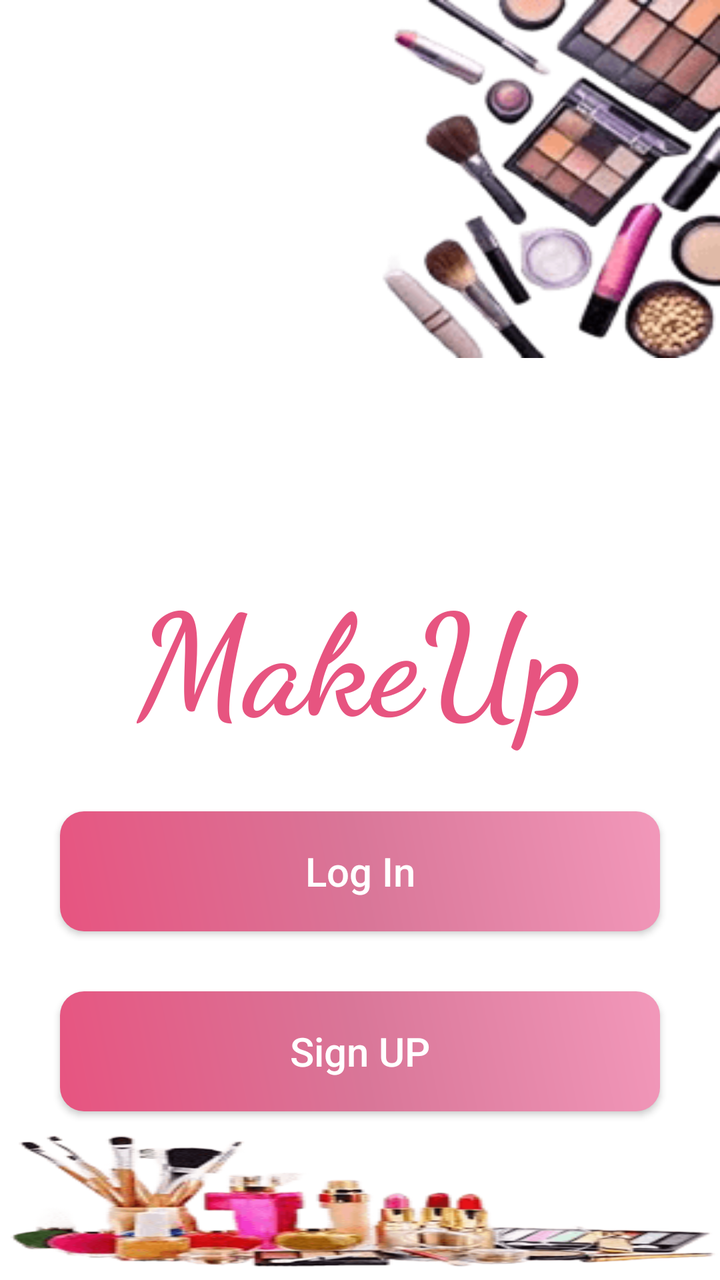
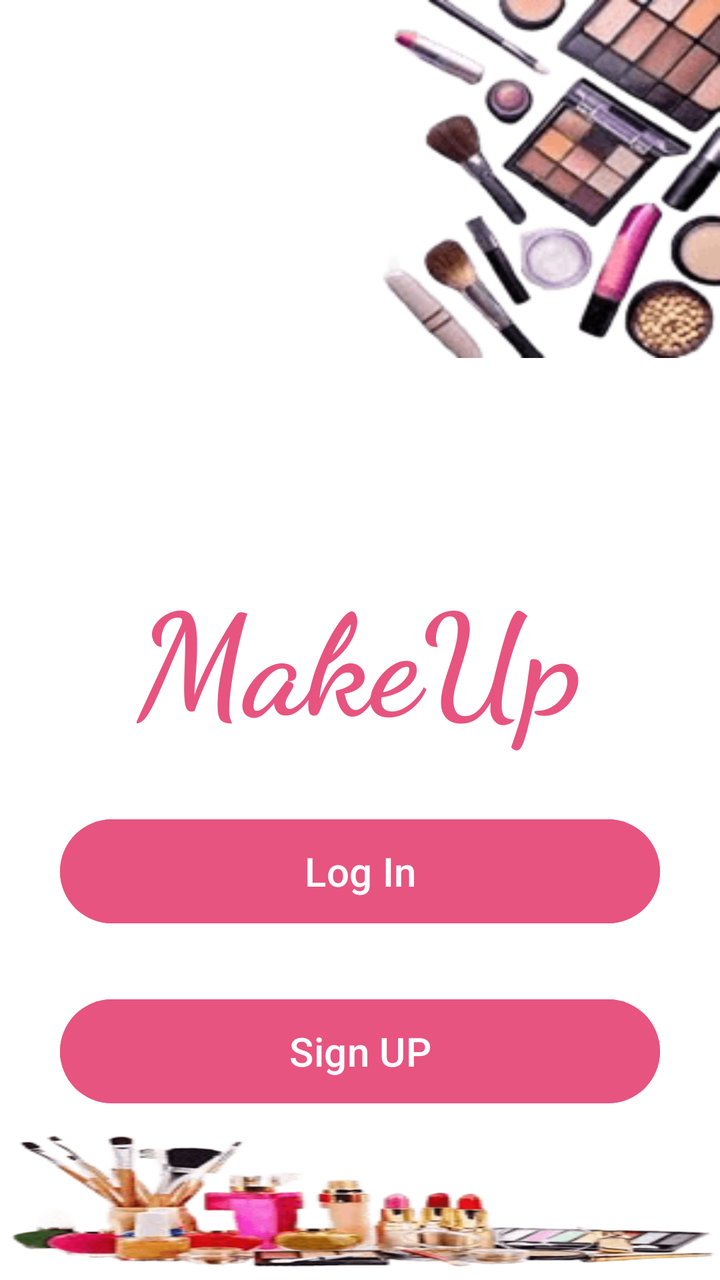

An Android layout rendered at two revisions. The XML below is the earlier revision; the diff shows what the commit changed to produce the second picture.
<!-- AndroidManifest.xml: application theme Theme.MakeupProject -->
<!-- res/layout/activity_screen.xml -->
<?xml version="1.0" encoding="utf-8"?>
<LinearLayout xmlns:android="http://schemas.android.com/apk/res/android"
    xmlns:tools="http://schemas.android.com/tools"
    android:id="@+id/main"
    android:layout_width="match_parent"
    android:layout_height="match_parent"
    android:orientation="vertical"
    android:gravity="center_horizontal"
    android:background="@color/white"
    tools:context=".Screen">

    <ImageView
        android:layout_width="match_parent"
        android:layout_height="179dp"
        android:src="@drawable/m1"
        android:scaleType="fitXY" />
    <TextView
        android:id="@+id/textView"
        android:layout_width="wrap_content"
        android:layout_height="wrap_content"
        android:fontFamily="cursive"
        android:text="MakeUp"
        android:textColor="@color/pink"
        android:textSize="70sp"
        android:textStyle="bold"
        android:layout_marginTop="100dp"/>
    <Button
        android:id="@+id/button"
        android:layout_width="300dp"
        android:layout_height="60dp"
        android:background="@drawable/button"
        android:textAllCaps="false"
        android:text="Log In"
        android:textColor="@color/white"
        android:textSize="20sp"
        android:layout_marginTop="30dp"/>

    <Button
        android:id="@+id/button2"
        android:layout_width="300dp"
        android:layout_height="60dp"
        android:background="@drawable/button"
        android:textAllCaps="false"
        android:text="Sign UP"
        android:textColor="@color/white"
        android:textSize="20sp"
        android:layout_marginTop="30dp"/>

    <ImageView
        android:layout_width="match_parent"
        android:layout_height="0dp"
        android:layout_weight="1"
        android:src="@drawable/m2"
        android:scaleType="fitXY" />

</LinearLayout>
<!-- resources referenced by this layout -->
<resources>
  <color name="pink">#E75480</color>
  <color name="white">#FFFFFFFF</color>
  <!-- drawable button (drawable) -->
  <?xml version="1.0" encoding="utf-8"?>
  <shape xmlns:android="http://schemas.android.com/apk/res/android" >
      <gradient
          android:startColor="@color/pink"
          android:centerColor="@color/pink3"
          android:endColor="#F298BA"
          android:angle="45" />
      <corners android:radius="12dp" />
  </shape>
  <!-- drawable m1: png bitmap (drawable, 14854 bytes) -->
  <!-- drawable m2: png bitmap (drawable, 16675 bytes) -->
  <style name="Theme.MakeupProject" parent="Base.Theme.MakeupProject" />
  <color name="pink3">#D97698</color>
  <style name="Base.Theme.MakeupProject" parent="Theme.AppCompat.NoActionBar">
          
          
      </style>
</resources>

<!-- the commit's change to res/layout/activity_screen.xml (unified diff, before → after) -->
@@ -28,7 +28,7 @@
         android:id="@+id/button"
         android:layout_width="300dp"
         android:layout_height="60dp"
-        android:background="@drawable/button"
+        android:backgroundTint="@color/pink"
         android:textAllCaps="false"
         android:text="Log In"
         android:textColor="@color/white"
@@ -39,7 +39,7 @@
         android:id="@+id/button2"
         android:layout_width="300dp"
         android:layout_height="60dp"
-        android:background="@drawable/button"
+        android:backgroundTint="@color/pink"
         android:textAllCaps="false"
         android:text="Sign UP"
         android:textColor="@color/white"
<!-- resource entries referenced after the edit -->
@@ -2,21 +2,10 @@
 <resources>
   <color name="pink">#E75480</color>
   <color name="white">#FFFFFFFF</color>
-  <!-- drawable button (drawable) -->
-  <?xml version="1.0" encoding="utf-8"?>
-  <shape xmlns:android="http://schemas.android.com/apk/res/android" >
-      <gradient
-          android:startColor="@color/pink"
-          android:centerColor="@color/pink3"
-          android:endColor="#F298BA"
-          android:angle="45" />
-      <corners android:radius="12dp" />
-  </shape>
   <!-- drawable m1: png bitmap (drawable, 14854 bytes) -->
   <!-- drawable m2: png bitmap (drawable, 16675 bytes) -->
   <style name="Theme.MakeupProject" parent="Base.Theme.MakeupProject" />
-  <color name="pink3">#D97698</color>
-  <style name="Base.Theme.MakeupProject" parent="Theme.AppCompat.NoActionBar">
+  <style name="Base.Theme.MakeupProject" parent="Theme.Material3.DayNight.NoActionBar">
           
           
       </style>
